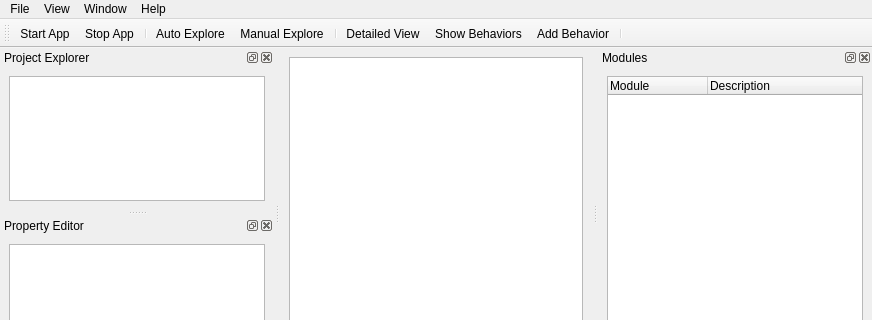
Before: the Qt Designer form src/gui/ui/facileview.ui in facade-technologies-inc/facile, drawn with Qt 5; both pictures show x 0 to 872 and y 0 to 320 of the 872 by 634 pixel window.
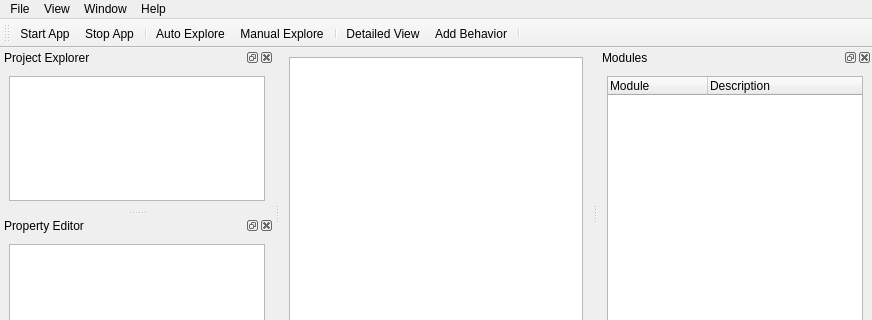
After: the same form once the commit is applied.

Commit message: Moved the show behaviors button under the View drop down. Added a toggle Token button to the view drop down.

The edit to the form file:
```diff
--- a/src/gui/ui/facileview.ui
+++ b/src/gui/ui/facileview.ui
@@ -180,7 +180,6 @@
             <addaction name="actionManualExplore"/>
             <addaction name="separator"/>
             <addaction name="actionDetailed_View"/>
-            <addaction name="actionShow_Behaviors"/>
             <addaction name="actionAdd_Behavior"/>
             <addaction name="separator"/>
         </widget>
```
Left out of the diff: 24 changed lines with no effect on the pictures. Lines whose indentation alone changed are shown as unchanged. The commit also changes 4 other files.
